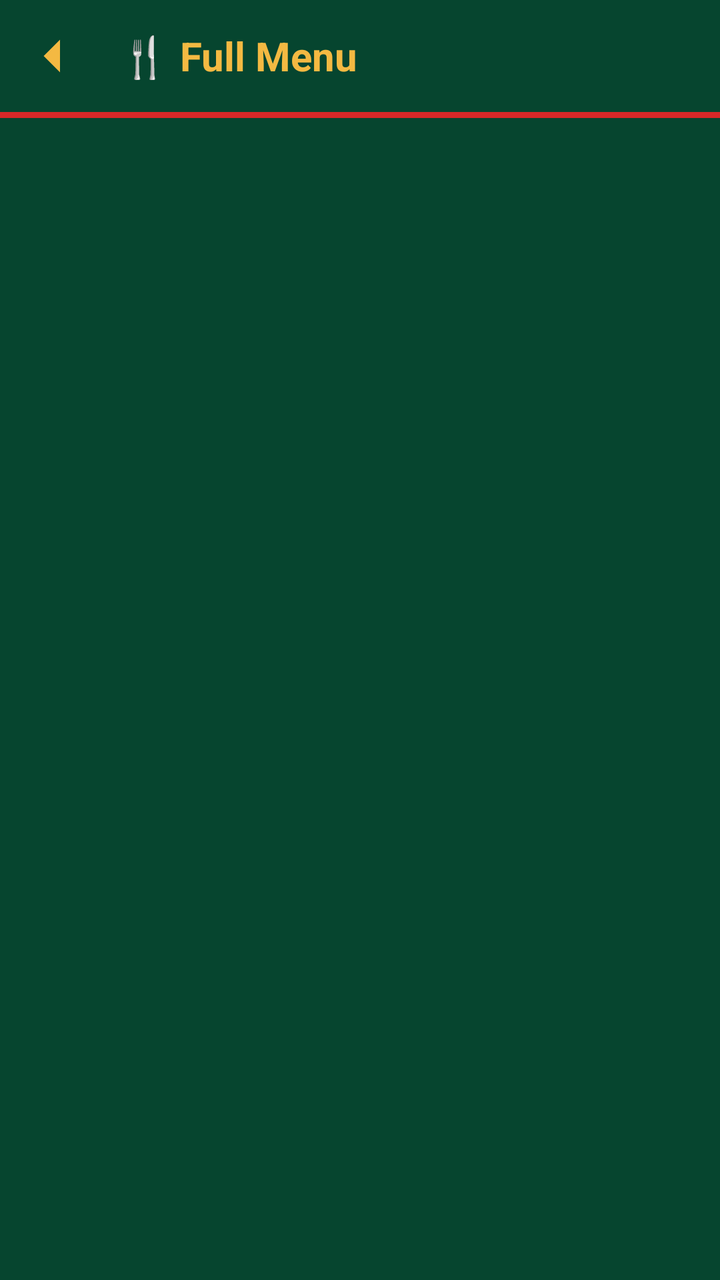
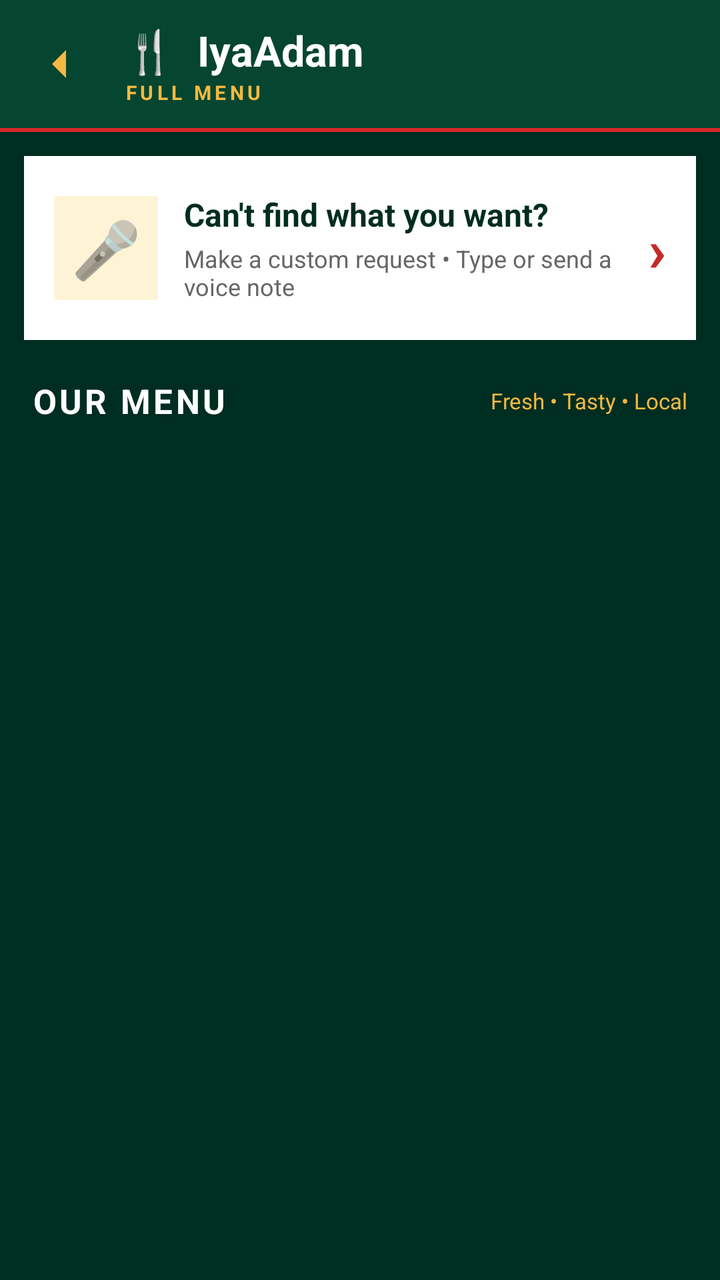

Before-and-after screenshots of an Android layout around one commit, followed by the original layout XML and the change that was made.
<!-- AndroidManifest.xml: application theme AppTheme -->
<!-- res/layout/activity_menu.xml -->
<?xml version="1.0" encoding="utf-8"?>
<LinearLayout xmlns:android="http://schemas.android.com/apk/res/android"
    android:layout_width="match_parent"
    android:layout_height="match_parent"
    android:orientation="vertical"
    android:background="#06452F">

    
    <LinearLayout
        android:layout_width="match_parent"
        android:layout_height="56dp"
        android:background="@color/header_green"
        android:gravity="center_vertical"
        android:paddingHorizontal="16dp"
        android:orientation="horizontal">
        <ImageView
            android:id="@+id/back_btn"
            android:layout_width="28dp"
            android:layout_height="28dp"
            android:src="@drawable/ic_back"
            android:contentDescription="Back" />
        <TextView
            android:layout_width="0dp"
            android:layout_height="wrap_content"
            android:layout_weight="1"
            android:text="🍴 Full Menu"
            android:textSize="20sp"
            android:textStyle="bold"
            android:textColor="@color/gold"
            android:layout_marginStart="16dp" />
    </LinearLayout>

    <View android:layout_width="match_parent" android:layout_height="3dp" android:background="@color/alert_red" />

    
    <androidx.recyclerview.widget.RecyclerView
        android:id="@+id/menu_recycler"
        android:layout_width="match_parent"
        android:layout_height="match_parent"
        android:paddingHorizontal="8dp"
        android:paddingVertical="8dp"
        android:background="#06452F" />

</LinearLayout>
<!-- resources referenced by this layout -->
<resources>
  <color name="alert_red">#D62828</color>
  <color name="gold">#F4B942</color>
  <color name="header_green">#06452F</color>
  <!-- drawable ic_back (drawable) -->
  <?xml version="1.0" encoding="utf-8"?>
  <vector xmlns:android="http://schemas.android.com/apk/res/android"
      android:width="24dp"
      android:height="24dp"
      android:viewportWidth="24"
      android:viewportHeight="24">
      <path
          android:fillColor="@color/gold"
          android:pathData="M19,12H5M12,19l-7,-7 7,-7" />
  </vector>
  <style name="AppTheme" parent="Theme.AppCompat.Light.DarkActionBar">
          <item name="colorPrimary">@color/header_green</item>
          <item name="colorPrimaryDark">@color/header_green</item>
          <item name="colorAccent">@color/gold</item>
      </style>
</resources>

<!-- the commit's change to res/layout/activity_menu.xml (unified diff, before → after) -->
@@ -3,42 +3,157 @@
     android:layout_width="match_parent"
     android:layout_height="match_parent"
     android:orientation="vertical"
-    android:background="#06452F">
+    android:background="#002D21">
 
     
     <LinearLayout
         android:layout_width="match_parent"
-        android:layout_height="56dp"
+        android:layout_height="64dp"
         android:background="@color/header_green"
         android:gravity="center_vertical"
-        android:paddingHorizontal="16dp"
+        android:paddingStart="14dp"
+        android:paddingEnd="14dp"
         android:orientation="horizontal">
+
         <ImageView
             android:id="@+id/back_btn"
-            android:layout_width="28dp"
-            android:layout_height="28dp"
+            android:layout_width="38dp"
+            android:layout_height="38dp"
+            android:padding="7dp"
             android:src="@drawable/ic_back"
-            android:contentDescription="Back" />
+            android:contentDescription="Back"
+            android:background="?android:attr/selectableItemBackgroundBorderless" />
+
+        <LinearLayout
+            android:layout_width="0dp"
+            android:layout_height="wrap_content"
+            android:layout_weight="1"
+            android:orientation="vertical"
+            android:layout_marginStart="10dp">
+
+            <TextView
+                android:layout_width="wrap_content"
+                android:layout_height="wrap_content"
+                android:text="🍴  IyaAdam"
+                android:textColor="#FFFFFF"
+                android:textSize="21sp"
+                android:textStyle="bold" />
+
+            <TextView
+                android:layout_width="wrap_content"
+                android:layout_height="wrap_content"
+                android:text="FULL MENU"
+                android:textColor="@color/gold"
+                android:textSize="10sp"
+                android:textStyle="bold"
+                android:letterSpacing="0.18" />
+
+        </LinearLayout>
+
+    </LinearLayout>
+
+    
+    <View
+        android:layout_width="match_parent"
+        android:layout_height="2dp"
+        android:background="@color/alert_red" />
+
+    
+    <LinearLayout
+        android:id="@+id/custom_order_btn"
+        android:layout_width="match_parent"
+        android:layout_height="92dp"
+        android:layout_marginStart="12dp"
+        android:layout_marginTop="12dp"
+        android:layout_marginEnd="12dp"
+        android:layout_marginBottom="8dp"
+        android:orientation="horizontal"
+        android:gravity="center_vertical"
+        android:padding="15dp"
+        android:background="#FFFFFF"
+        android:clickable="true"
+        android:focusable="true">
+
+        <TextView
+            android:layout_width="52dp"
+            android:layout_height="52dp"
+            android:gravity="center"
+            android:text="🎤"
+            android:textSize="28sp"
+            android:background="#FFF3D6" />
+
+        <LinearLayout
+            android:layout_width="0dp"
+            android:layout_height="wrap_content"
+            android:layout_weight="1"
+            android:orientation="vertical"
+            android:layout_marginStart="13dp">
+
+            <TextView
+                android:layout_width="wrap_content"
+                android:layout_height="wrap_content"
+                android:text="Can't find what you want?"
+                android:textColor="#002D21"
+                android:textSize="16sp"
+                android:textStyle="bold" />
+
+            <TextView
+                android:layout_width="wrap_content"
+                android:layout_height="wrap_content"
+                android:text="Make a custom request • Type or send a voice note"
+                android:textColor="#666666"
+                android:textSize="12sp"
+                android:layout_marginTop="3dp" />
+
+        </LinearLayout>
+
+        <TextView
+            android:layout_width="wrap_content"
+            android:layout_height="wrap_content"
+            android:text="›"
+            android:textColor="#C62828"
+            android:textSize="30sp"
+            android:textStyle="bold" />
+
+    </LinearLayout>
+
+    
+    <LinearLayout
+        android:layout_width="match_parent"
+        android:layout_height="45dp"
+        android:gravity="center_vertical"
+        android:paddingStart="16dp"
+        android:paddingEnd="16dp">
+
         <TextView
             android:layout_width="0dp"
             android:layout_height="wrap_content"
             android:layout_weight="1"
-            android:text="🍴 Full Menu"
-            android:textSize="20sp"
+            android:text="OUR MENU"
+            android:textColor="#FFFFFF"
+            android:textSize="17sp"
             android:textStyle="bold"
+            android:letterSpacing="0.08" />
+
+        <TextView
+            android:layout_width="wrap_content"
+            android:layout_height="wrap_content"
+            android:text="Fresh • Tasty • Local"
             android:textColor="@color/gold"
-            android:layout_marginStart="16dp" />
+            android:textSize="11sp" />
+
     </LinearLayout>
-
-    <View android:layout_width="match_parent" android:layout_height="3dp" android:background="@color/alert_red" />
 
     
     <androidx.recyclerview.widget.RecyclerView
         android:id="@+id/menu_recycler"
         android:layout_width="match_parent"
-        android:layout_height="match_parent"
-        android:paddingHorizontal="8dp"
-        android:paddingVertical="8dp"
-        android:background="#06452F" />
+        android:layout_height="0dp"
+        android:layout_weight="1"
+        android:clipToPadding="false"
+        android:paddingStart="8dp"
+        android:paddingEnd="8dp"
+        android:paddingBottom="12dp"
+        android:background="#002D21" />
 
 </LinearLayout>
